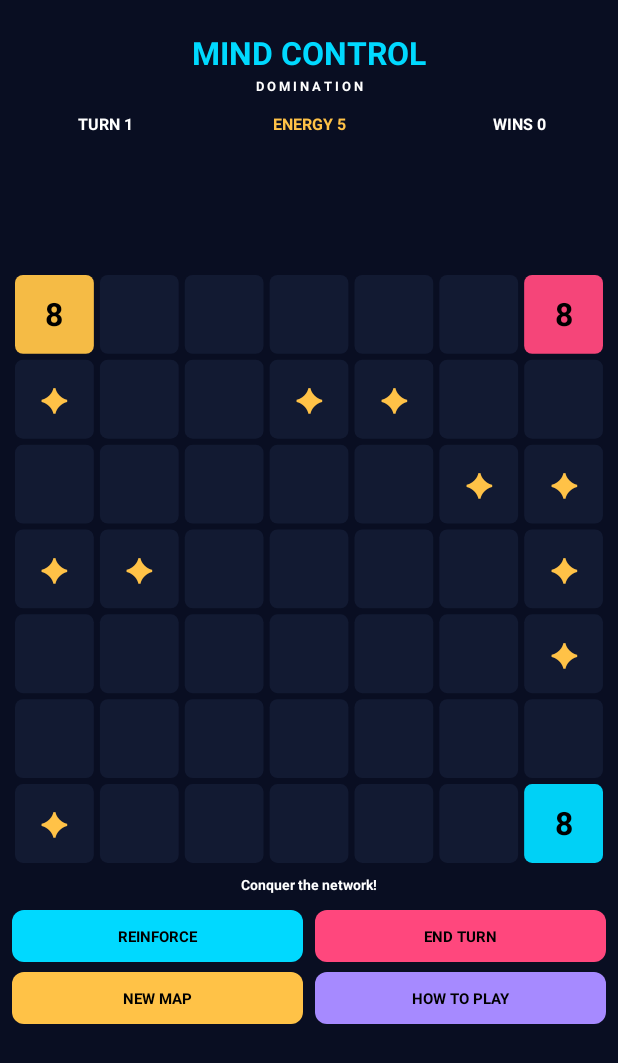
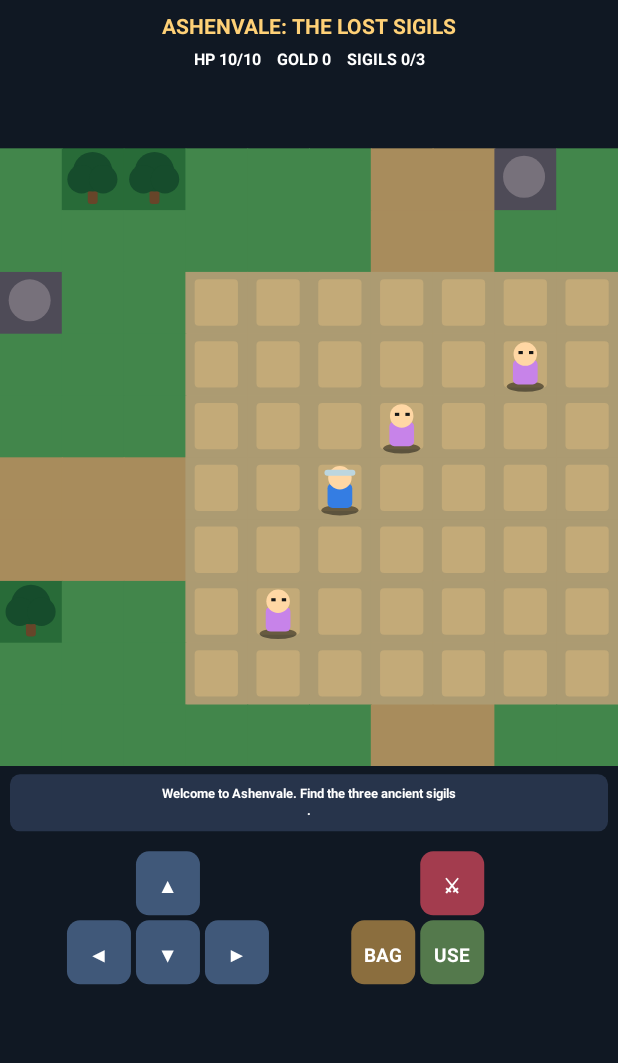
Before and after one commit to 82gtstang/MindControl, an Android app: the screen it shows after launch (MainActivity), on a phone screen of 412 x 824 dp. Shown: the top 1063 px of the screen. Run offline under Robolectric (Android 15) with nearby library versions, the phone set to English and light mode, and no system bars.

Commit message:
Transform MindControl into original Zelda and Ultima inspired RPG

```diff
--- a/app/src/main/java/com/gtstang/mindcontrol/MainActivity.kt
+++ b/app/src/main/java/com/gtstang/mindcontrol/MainActivity.kt
@@ -1,42 +1,193 @@
 package com.gtstang.mindcontrol
+
 import android.app.Activity
 import android.os.Bundle
+import android.graphics.*
 import android.view.*
-import android.graphics.*
+import kotlin.math.*
 import kotlin.random.Random
-import kotlin.math.*
-class MainActivity:Activity(){
- override fun onCreate(savedInstanceState:Bundle?){super.onCreate(savedInstanceState);setContentView(Board())}
- inner class Board:View(this){
-  val r=Random(System.currentTimeMillis())
-  val owner=IntArray(49);val troops=IntArray(49);val bonus=IntArray(49)
-  val p=Paint(3);val colors=intArrayOf(0xff202b48.toInt(),0xff00d9ff.toInt(),0xffff477d.toInt(),0xffffc247.toInt())
-  var selected=-1;var turn=1;var energy=5;var wins=getPreferences(0).getInt("wins",0);var msg="Select blue, then tap a neighbor";var over=false
-  init{reset()}
-  fun reset(){owner.fill(0);troops.fill(0);bonus.fill(0);val starts=mutableListOf(0,6,42,48);starts.shuffle(r);for(i in 0..2){owner[starts[i]]=i+1;troops[starts[i]]=8};repeat(12){bonus[r.nextInt(49)]=1+r.nextInt(3)};selected=-1;turn=1;energy=5;over=false;msg="Conquer the network!";invalidate()}
-  fun label(c:Canvas,s:String,x:Float,y:Float,size:Float,color:Int=-1){p.color=color;p.style=Paint.Style.FILL;p.textSize=size;p.textAlign=Paint.Align.CENTER;p.typeface=Typeface.DEFAULT_BOLD;c.drawText(s,x,y,p)}
-  fun button(c:Canvas,s:String,x:Float,y:Float,w:Float,color:Int){p.color=color;c.drawRoundRect(x,y,x+w,y+52,12f,12f,p);label(c,s,x+w/2,y+32,15f,Color.BLACK)}
-  fun top()=max(160f,height*.22f)
-  fun side()=(width-24f)/7f
-  override fun onDraw(c:Canvas){c.drawColor(0xff090e22.toInt());val w=width.toFloat();val t=top();val z=side()
-   label(c,"MIND CONTROL",w/2,65f,32f,colors[1]);label(c,"D O M I N A T I O N",w/2,91f,13f)
-   label(c,"TURN "+turn,w*.17f,130f,16f);label(c,"ENERGY "+energy,w*.5f,130f,16f,colors[3]);label(c,"WINS "+wins,w*.84f,130f,16f)
-   for(i in 0..48){val x=12+(i%7)*z;val y=t+(i/7)*z;p.color=colors[owner[i]];p.alpha=if(owner[i]==0)110 else 245;c.drawRoundRect(x+3,y+3,x+z-3,y+z-3,8f,8f,p);p.alpha=255
-    if(selected==i){p.color=Color.WHITE;p.style=Paint.Style.STROKE;p.strokeWidth=4f;c.drawRoundRect(x+2,y+2,x+z-2,y+z-2,8f,8f,p);p.style=Paint.Style.FILL}
-    if(owner[i]>0)label(c,troops[i].toString(),x+z/2,y+z*.64f,z*.38f,Color.BLACK) else if(bonus[i]>0)label(c,"✦",x+z/2,y+z*.64f,z*.38f,colors[3])
+
+class MainActivity : Activity() {
+ override fun onCreate(savedInstanceState: Bundle?) {
+  super.onCreate(savedInstanceState)
+  window.decorView.systemUiVisibility = 4 or 1024 or 4096
+  setContentView(Adventure())
+ }
+ inner class Adventure : View(this) {
+  private val rng = Random(7291)
+  private val world = Array(40) { IntArray(40) }
+  private val paint = Paint(3)
+  private val hero = Point(19, 20)
+  private val enemies = mutableListOf<Point>()
+  private val chests = mutableSetOf<Int>()
+  private val opened = mutableSetOf<Int>()
+  private val villagers = listOf(Point(20,19),Point(22,18),Point(18,22))
+  private var hp=10
+  private var gold=0
+  private var potions=2
+  private var keys=0
+  private var kills=0
+  private var quest=0
+  private var facing=2
+  private var dialog="Welcome to Ashenvale. Find the three ancient sigils."
+  private var inventory=false
+  private var gameOver=false
+  private var victory=false
+  private var tick=0
+  private val colors=intArrayOf(0xff42864b.toInt(),0xff286b38.toInt(),0xff3674a6.toInt(),0xffa88c5c.toInt(),0xff4e4b57.toInt(),0xff3e8440.toInt(),0xffac9b72.toInt())
+  private fun key(x:Int,y:Int)=y*40+x
+  init { buildWorld() }
+  private fun buildWorld(){
+   for(y in 0..39)for(x in 0..39){
+    val n=rng.nextInt(100)
+    world[y][x]=when {
+     x==0||y==0||x==39||y==39 -> 4
+     n<8 -> 1
+     n<13 -> 2
+     n<19 -> 4
+     n<27 -> 5
+     else -> 0
+    }
    }
-   val b=t+7*z+24;label(c,msg,w/2,b,14f);button(c,"REINFORCE",12f,b+20,(w-36)/2,colors[1]);button(c,"END TURN",w/2+6,b+20,(w-36)/2,colors[2]);button(c,"NEW MAP",12f,b+82,(w-36)/2,colors[3]);button(c,"HOW TO PLAY",w/2+6,b+82,(w-36)/2,0xffa68aff.toInt())
+   for(y in 16..24)for(x in 15..25)world[y][x]=if(x in 17..23&&y in 18..22)6 else 0
+   for(x in 2..37){world[20][x]=3;world[21][x]=3}
+   for(y in 2..37){world[y][20]=3;world[y][21]=3}
+   for(y in 17..23)for(x in 17..23)world[y][x]=6
+   for(npc in villagers)world[npc.y][npc.x]=6
+   for(y in 18..22)for(x in 18..22)world[y][x]=6
+   for(i in 0..2){val x=listOf(6,34,33)[i];val y=listOf(7,7,33)[i];world[y][x]=6;chests.add(key(x,y))}
+   repeat(17){
+    val x=rng.nextInt(3,37);val y=rng.nextInt(3,37)
+    if(world[y][x] in listOf(0,3,5)&&abs(x-19)+abs(y-20)>8)enemies.add(Point(x,y))
+   }
   }
-  fun adj(a:Int,b:Int)=a in 0..48&&b in 0..48&&abs(a/7-b/7)+abs(a%7-b%7)==1
-  fun attack(a:Int,b:Int,faction:Int){val sent=troops[a]/2;if(sent<1)return;troops[a]-=sent;val strength=sent+r.nextInt(3);val defense=troops[b]+r.nextInt(2);if(strength>defense){owner[b]=faction;troops[b]=max(1,strength-defense);if(faction==1){energy+=bonus[b];msg="Captured node!"}}else{troops[b]=max(1,defense-strength);if(faction==1)msg="Attack repelled!"}}
-  fun endTurn(){if(over)return;for(f in 2..3)repeat(2){val options=mutableListOf<Pair<Int,Int>>();for(a in 0..48)if(owner[a]==f&&troops[a]>=3)for(b in listOf(a-7,a+7,a-1,a+1))if(adj(a,b)&&owner[b]!=f)options.add(a to b);if(options.isNotEmpty()){val pair=options.random(r);attack(pair.first,pair.second,f)}}
-   for(i in 0..48)if(owner[i]>0)troops[i]++;energy+=2+(0..48).count{owner[it]==1&&bonus[it]>0};turn++;selected=-1
-   if((0..48).none{owner[it]==2||owner[it]==3}){over=true;wins++;getPreferences(0).edit().putInt("wins",wins).apply();msg="VICTORY! New map to replay"}else if(owner.none{it==1}){over=true;msg="DEFEAT! Try a new map"}else msg="Turn "+turn+" - capture the network"
+  private fun text(c:Canvas,s:String,x:Float,y:Float,size:Float,color:Int=Color.WHITE,align:Paint.Align=Paint.Align.CENTER){
+   paint.style=Paint.Style.FILL;paint.color=color;paint.textSize=size;paint.typeface=Typeface.create("sans-serif",Typeface.BOLD);paint.textAlign=align
+   c.drawText(s,x,y,paint)
   }
-  override fun onTouchEvent(e:MotionEvent):Boolean{if(e.action!=MotionEvent.ACTION_UP)return true;val x=e.x;val y=e.y;val t=top();val z=side();val b=t+7*z+24
-   if(y>=t&&y<t+7*z&&x>=12&&x<width-12&&!over){val i=((y-t)/z).toInt().coerceIn(0,6)*7+((x-12)/z).toInt().coerceIn(0,6);if(owner[i]==1){if(adj(selected,i)){val moved=troops[selected]/2;troops[selected]-=moved;troops[i]+=moved};selected=i}else if(adj(selected,i))attack(selected,i,1)}
-   else if(y>=b+20&&y<=b+72){if(x<width/2){if(!over&&selected>=0&&owner[selected]==1&&energy>=3){energy-=3;troops[selected]+=5;msg="+5 troops deployed"}else msg="Select blue tile, need 3 energy"}else endTurn()}
-   else if(y>=b+82&&y<=b+134){if(x<width/2)reset()else msg="Blue: select, attack neighbors. Reinforce costs 3."}
+  private fun rect(c:Canvas,x:Float,y:Float,w:Float,h:Float,color:Int,r:Float=0f){
+   paint.color=color;paint.style=Paint.Style.FILL;c.drawRoundRect(x,y,x+w,y+h,r,r,paint)
+  }
+  private fun drawTile(c:Canvas,x:Float,y:Float,z:Float,t:Int,wx:Int,wy:Int){
+   rect(c,x,y,z+1,z+1,colors[t])
+   when(t){
+    1,5 -> {
+     rect(c,x+z*.42f,y+z*.46f,z*.16f,z*.44f,0xff674529.toInt(),3f)
+     paint.color=if(t==1)0xff164c2c.toInt() else 0xff235c36.toInt()
+     c.drawCircle(x+z*.5f,y+z*.38f,z*.32f,paint)
+     c.drawCircle(x+z*.32f,y+z*.5f,z*.23f,paint)
+     c.drawCircle(x+z*.67f,y+z*.5f,z*.23f,paint)
+    }
+    2 -> {paint.color=0xff8fd1ef.toInt();c.drawCircle(x+z*.4f,y+z*.55f,z*.12f,paint)}
+    4 -> {paint.color=0xff77717b.toInt();c.drawCircle(x+z*.48f,y+z*.46f,z*.34f,paint)}
+    6 -> {rect(c,x+z*.15f,y+z*.12f,z*.7f,z*.75f,0xffc3aa78.toInt(),4f)}
+   }
+   if(chests.contains(key(wx,wy))&&!opened.contains(key(wx,wy))){
+    rect(c,x+z*.18f,y+z*.37f,z*.64f,z*.4f,0xff6a321b.toInt(),3f)
+    rect(c,x+z*.2f,y+z*.34f,z*.6f,z*.13f,0xffe9b84e.toInt(),3f)
+   }
+  }
+  private fun drawActor(c:Canvas,x:Float,y:Float,z:Float,color:Int,player:Boolean){
+   paint.color=0x77000000;c.drawOval(x+z*.2f,y+z*.77f,x+z*.8f,y+z*.94f,paint)
+   rect(c,x+z*.3f,y+z*.42f,z*.4f,z*.4f,color,5f)
+   paint.color=0xffffd7a4.toInt();c.drawCircle(x+z*.5f,y+z*.33f,z*.19f,paint)
+   if(player){rect(c,x+z*.25f,y+z*.2f,z*.5f,z*.1f,0xffbcd6df.toInt(),3f)}
+   else {rect(c,x+z*.39f,y+z*.28f,z*.07f,z*.05f,0xff171717.toInt());rect(c,x+z*.56f,y+z*.28f,z*.07f,z*.05f,0xff171717.toInt())}
+  }
+  override fun onDraw(c:Canvas){
+   c.drawColor(0xff101823.toInt())
+   val w=width.toFloat();val h=height.toFloat()
+   val z=min(w/10f,h*.068f)
+   val top=h*.12f
+   val offsetX=w/2-z*5f
+   val offsetY=top
+   text(c,"ASHENVALE: THE LOST SIGILS",w/2,34f,21f,0xffffd177.toInt())
+   text(c,"HP $hp/10    GOLD $gold    SIGILS $quest/3",w/2,65f,16f)
+   c.save();c.clipRect(0f,top,w,top+z*10)
+   for(dy in 0..9)for(dx in 0..9){
+    val wx=hero.x+dx-5;val wy=hero.y+dy-5
+    if(wx in 0..39&&wy in 0..39)drawTile(c,offsetX+dx*z,offsetY+dy*z,z,world[wy][wx],wx,wy)
+   }
+   for(npc in villagers){val dx=npc.x-hero.x+5;val dy=npc.y-hero.y+5;if(dx in 0..9&&dy in 0..9)drawActor(c,offsetX+dx*z,offsetY+dy*z,z,0xffc783e9.toInt(),false)}
+   for(e in enemies){val dx=e.x-hero.x+5;val dy=e.y-hero.y+5;if(dx in 0..9&&dy in 0..9)drawActor(c,offsetX+dx*z,offsetY+dy*z,z,0xffc43c47.toInt(),false)}
+   drawActor(c,offsetX+5*z,offsetY+5*z,z,0xff347de3.toInt(),true)
+   c.restore()
+   val bottom=top+z*10
+   rect(c,10f,bottom+8,w-20,57f,0xff27344b.toInt(),10f)
+   text(c,dialog.take(51),w/2,bottom+32,13f)
+   if(dialog.length>51)text(c,dialog.drop(51).take(51),w/2,bottom+49,13f)
+   val ctrl=bottom+85
+   fun button(s:String,x:Float,y:Float,ww:Float,hh:Float,col:Int){rect(c,x,y,ww,hh,col,13f);text(c,s,x+ww/2,y+hh*.65f,19f)}
+   val b=min(w*.145f,64f)
+   button("▲",w*.22f,ctrl,b,b,0xff405879.toInt())
+   button("◀",w*.22f-b-5,ctrl+b+5,b,b,0xff405879.toInt())
+   button("▼",w*.22f,ctrl+b+5,b,b,0xff405879.toInt())
+   button("▶",w*.22f+b+5,ctrl+b+5,b,b,0xff405879.toInt())
+   button("⚔",w*.68f,ctrl,b,b,0xffa33c4e.toInt())
+   button("USE",w*.68f,ctrl+b+5,b,b,0xff54794c.toInt())
+   button("BAG",w*.68f-b-5,ctrl+b+5,b,b,0xff8b6e3e.toInt())
+   if(inventory||gameOver||victory){
+    rect(c,18f,top+z,w-36,z*7,0xee111d30.toInt(),18f)
+    if(inventory){
+     text(c,"INVENTORY",w/2,top+z*2,28f,0xffffd177.toInt())
+     text(c,"Potions: $potions",w/2,top+z*3,20f)
+     text(c,"Gold: $gold",w/2,top+z*4,20f)
+     text(c,"Ancient sigils: $quest/3",w/2,top+z*5,20f)
+     text(c,"Tap BAG to close",w/2,top+z*7,16f)
+    }else{
+     text(c,if(victory)"QUEST COMPLETE!" else "YOU HAVE FALLEN",w/2,top+z*3,25f,0xffffd177.toInt())
+     text(c,"Tap anywhere to start again",w/2,top+z*5,16f)
+    }
+   }
+  }
+  private fun passable(x:Int,y:Int)=x in 1..38&&y in 1..38&&world[y][x] !in listOf(1,2,4,5)
+  private fun move(dx:Int,dy:Int){
+   if(inventory||gameOver||victory)return
+   facing=when{dy<0->0;dx>0->1;dy>0->2;else->3}
+   val x=hero.x+dx;val y=hero.y+dy
+   if(enemies.any{it.x==x&&it.y==y}){dialog="A shadow blocks your way. Use your sword.";return}
+   if(passable(x,y)&&villagers.none{it.x==x&&it.y==y}){hero.x=x;hero.y=y;dialog="Explore the woods, ruins and village."}
+   else if(villagers.any{it.x==x&&it.y==y})dialog=when{
+    quest==0->"Elder: Three sigils are hidden in ancient chests."
+    quest<3->"Villager: Search the northwest, northeast and southeast."
+    else->"Elder: You have restored the light to Ashenvale!"
+   }
+   else dialog="The path is blocked."
+   if(chests.contains(key(x,y))&&!opened.contains(key(x,y))){opened.add(key(x,y));quest++;gold+=25;dialog="You found an ancient sigil! ($quest/3)";if(quest==3){victory=true;dialog="All three sigils found!"}}
+   if(rng.nextInt(6)==0)enemyTurn()
+  }
+  private fun enemyTurn(){
+   if(enemies.any{abs(it.x-hero.x)+abs(it.y-hero.y)==1}){
+    hp--;dialog="A shadow strikes! HP $hp/10"
+    if(hp<=0){gameOver=true;dialog="The shadows have won."}
+   }
+  }
+  private fun action(){
+   if(inventory||gameOver||victory)return
+   val dx=intArrayOf(0,1,0,-1)[facing];val dy=intArrayOf(-1,0,1,0)[facing]
+   val target=enemies.indexOfFirst{abs(it.x-hero.x)+abs(it.y-hero.y)==1&&(it.x==hero.x+dx&&it.y==hero.y+dy)}
+   if(target>=0){enemies.removeAt(target);kills++;gold+=5;dialog="Shadow defeated! +5 gold";if(kills%4==0){potions++;dialog="Shadow defeated! Found a potion."}}
+   else if(villagers.any{abs(it.x-hero.x)+abs(it.y-hero.y)==1})dialog="Elder: Recover the three ancient sigils."
+   else dialog="Your sword cuts through the air."
+   enemyTurn()
+  }
+  private fun restart(){hero.x=19;hero.y=20;hp=10;gold=0;potions=2;keys=0;kills=0;quest=0;inventory=false;gameOver=false;victory=false;opened.clear();enemies.clear();rng.let{repeat(15){val x=it.nextInt(3,37);val y=it.nextInt(3,37);if(passable(x,y)&&abs(x-19)+abs(y-20)>8)enemies.add(Point(x,y))}};dialog="A new adventure begins!"}
+  override fun onTouchEvent(e:MotionEvent):Boolean{
+   if(e.action!=MotionEvent.ACTION_UP)return true
+   if(gameOver||victory){restart();invalidate();return true}
+   val w=width.toFloat();val h=height.toFloat();val z=min(w/10f,h*.068f)
+   val ctrl=h*.12f+z*10+85
+   val b=min(w*.145f,64f);val x=e.x;val y=e.y
+   fun hit(bx:Float,by:Float)=x>=bx&&x<=bx+b&&y>=by&&y<=by+b
+   when{
+    hit(w*.22f,ctrl)->move(0,-1)
+    hit(w*.22f-b-5,ctrl+b+5)->move(-1,0)
+    hit(w*.22f,ctrl+b+5)->move(0,1)
+    hit(w*.22f+b+5,ctrl+b+5)->move(1,0)
+    hit(w*.68f,ctrl)->action()
+    hit(w*.68f,ctrl+b+5)->{if(potions>0&&hp<10){potions--;hp=min(10,hp+5);dialog="Potion restores your health!"}else dialog="No potion needed or available."}
+    hit(w*.68f-b-5,ctrl+b+5)->inventory=!inventory
+   }
    invalidate();return true
   }
  }
```
